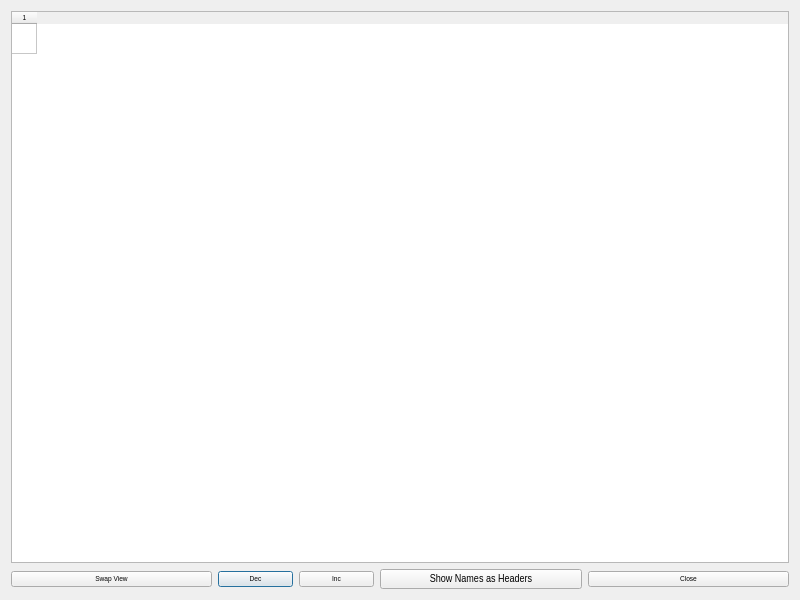
This is ScoresWindow.ui in rmick/Combobulator as Qt 5 draws it before an edit. The edited form follows.
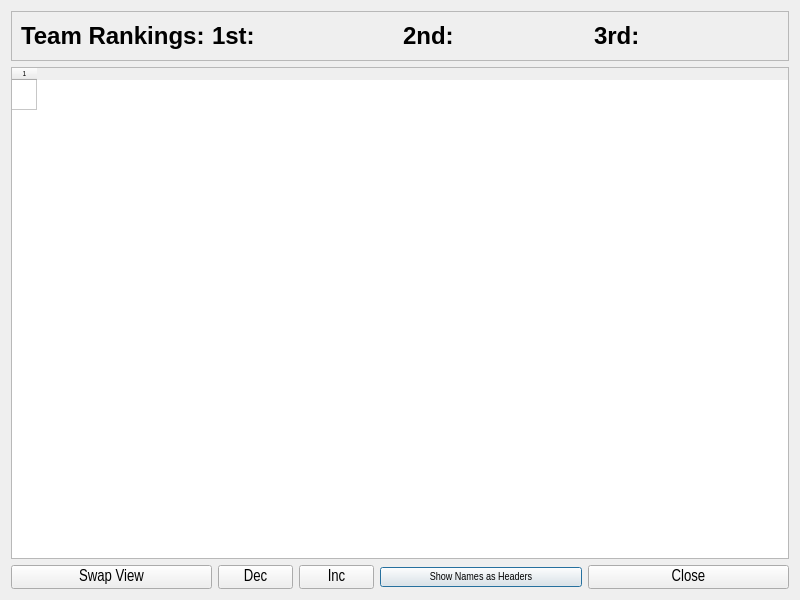
This is the edited form.

Commit message:
Team Rankings and fix scores not working after 1st game
Added Team Rankings to Scores page. Still needs some formatting tweaks but works.
Fixed issue where playerInfo,isPlayerDebriefed was not set false when starting a new game, so scoring never worked on any game after the 1st game.
Tweaking Rehost CountdownTime. Now gameInfo.countdownTime, but also minimum of 10 seconds as some taggers are slow to rehost,

Lots of C++17 modifications and Qt deprecated code fixes.

The edit to the form file:
```diff
--- a/ScoresWindow.ui
+++ b/ScoresWindow.ui
@@ -10,18 +10,69 @@
     <height>600</height>
    </rect>
   </property>
+  <property name="sizePolicy">
+   <sizepolicy hsizetype="Expanding" vsizetype="Expanding">
+    <horstretch>0</horstretch>
+    <verstretch>0</verstretch>
+   </sizepolicy>
+  </property>
   <property name="font">
    <font>
     <family>Arial Narrow</family>
-    <pointsize>6</pointsize>
+    <pointsize>12</pointsize>
    </font>
   </property>
   <property name="windowTitle">
    <string>Dialog</string>
   </property>
   <layout class="QGridLayout" name="gridLayout">
-   <item row="0" column="0" colspan="5">
+   <property name="sizeConstraint">
+    <enum>QLayout::SetDefaultConstraint</enum>
+   </property>
+   <item row="2" column="3">
+    <widget class="QPushButton" name="btn_NameNumberMode">
+     <property name="font">
+      <font>
+       <family>Arial Narrow</family>
+       <pointsize>8</pointsize>
+      </font>
+     </property>
+     <property name="text">
+      <string>Show Names as Headers</string>
+     </property>
+     <property name="checkable">
+      <bool>true</bool>
+     </property>
+    </widget>
+   </item>
+   <item row="2" column="2">
+    <widget class="QPushButton" name="btn_EnlargeFont">
+     <property name="maximumSize">
+      <size>
+       <width>75</width>
+       <height>16777215</height>
+      </size>
+     </property>
+     <property name="text">
+      <string>Inc</string>
+     </property>
+    </widget>
+   </item>
+   <item row="2" column="4">
+    <widget class="QPushButton" name="btn_Close">
+     <property name="text">
+      <string>Close</string>
+     </property>
+    </widget>
+   </item>
+   <item row="1" column="0" colspan="5">
     <widget class="QTableWidget" name="scoreTable">
+     <property name="sizePolicy">
+      <sizepolicy hsizetype="Expanding" vsizetype="Expanding">
+       <horstretch>0</horstretch>
+       <verstretch>0</verstretch>
+      </sizepolicy>
+     </property>
      <property name="font">
       <font>
        <family>Arial Narrow</family>
@@ -83,7 +134,148 @@
      <column/>
     </widget>
    </item>
-   <item row="1" column="1">
+   <item row="0" column="0" colspan="5">
+    <widget class="QFrame" name="frame">
+     <property name="sizePolicy">
+      <sizepolicy hsizetype="Expanding" vsizetype="Preferred">
+       <horstretch>0</horstretch>
+       <verstretch>0</verstretch>
+      </sizepolicy>
+     </property>
+     <property name="minimumSize">
+      <size>
+       <width>0</width>
+       <height>50</height>
+      </size>
+     </property>
+     <property name="styleSheet">
+      <string notr="true">font: 700 18pt &quot;Segoe UI&quot;;</string>
+     </property>
+     <property name="frameShape">
+      <enum>QFrame::StyledPanel</enum>
+     </property>
+     <property name="frameShadow">
+      <enum>QFrame::Raised</enum>
+     </property>
+     <layout class="QHBoxLayout" name="horizontalLayout">
+      <item>
+       <widget class="QLabel" name="lbl_RankingTitle">
+        <property name="sizePolicy">
+         <sizepolicy hsizetype="Expanding" vsizetype="Preferred">
+          <horstretch>0</horstretch>
+          <verstretch>0</verstretch>
+         </sizepolicy>
+        </property>
+        <property name="minimumSize">
+         <size>
+          <width>0</width>
+          <height>0</height>
+         </size>
+        </property>
+        <property name="font">
+         <font>
+          <family>Segoe UI</family>
+          <pointsize>18</pointsize>
+          <italic>false</italic>
+          <bold>true</bold>
+         </font>
+        </property>
+        <property name="text">
+         <string>Team Rankings:</string>
+        </property>
+        <property name="margin">
+         <number>0</number>
+        </property>
+       </widget>
+      </item>
+      <item>
+       <widget class="QLabel" name="lbl_Rank1">
+        <property name="sizePolicy">
+         <sizepolicy hsizetype="Expanding" vsizetype="Preferred">
+          <horstretch>0</horstretch>
+          <verstretch>0</verstretch>
+         </sizepolicy>
+        </property>
+        <property name="minimumSize">
+         <size>
+          <width>0</width>
+          <height>0</height>
+         </size>
+        </property>
+        <property name="font">
+         <font>
+          <family>Segoe UI</family>
+          <pointsize>18</pointsize>
+          <italic>false</italic>
+          <bold>true</bold>
+         </font>
+        </property>
+        <property name="text">
+         <string>1st: </string>
+        </property>
+        <property name="alignment">
+         <set>Qt::AlignLeading|Qt::AlignLeft|Qt::AlignVCenter</set>
+        </property>
+       </widget>
+      </item>
+      <item>
+       <widget class="QLabel" name="lbl_Rank2">
+        <property name="sizePolicy">
+         <sizepolicy hsizetype="Expanding" vsizetype="Preferred">
+          <horstretch>0</horstretch>
+          <verstretch>0</verstretch>
+         </sizepolicy>
+        </property>
+        <property name="minimumSize">
+         <size>
+          <width>0</width>
+          <height>0</height>
+         </size>
+        </property>
+        <property name="font">
+         <font>
+          <family>Segoe UI</family>
+          <pointsize>18</pointsize>
+          <italic>false</italic>
+          <bold>true</bold>
+         </font>
+        </property>
+        <property name="text">
+         <string>2nd: </string>
+        </property>
+       </widget>
+      </item>
+      <item>
+       <widget class="QLabel" name="lbl_Rank3">
+        <property name="sizePolicy">
+         <sizepolicy hsizetype="Expanding" vsizetype="Preferred">
+          <horstretch>0</horstretch>
+          <verstretch>0</verstretch>
+         </sizepolicy>
+        </property>
+        <property name="minimumSize">
+         <size>
+          <width>0</width>
+          <height>0</height>
+         </size>
+        </property>
+        <property name="font">
+         <font>
+          <family>Segoe UI</family>
+          <pointsize>18</pointsize>
+          <italic>false</italic>
+          <bold>true</bold>
+         </font>
+        </property>
+        <property name="text">
+         <string>3rd: </string>
+        </property>
+       </widget>
+      </item>
+     </layout>
+    </widget>
+   </item>
+   <item row="2" column="1">
     <widget class="QPushButton" name="btn_ReduceFont">
      <property name="maximumSize">
       <size>
@@ -96,48 +288,13 @@
      </property>
     </widget>
    </item>
-   <item row="1" column="0">
+   <item row="2" column="0">
     <widget class="QPushButton" name="btn_ViewMode">
      <property name="text">
       <string>Swap View</string>
      </property>
     </widget>
    </item>
-   <item row="1" column="4">
-    <widget class="QPushButton" name="btn_Close">
-     <property name="text">
-      <string>Close</string>
-     </property>
-    </widget>
-   </item>
-   <item row="1" column="3">
-    <widget class="QPushButton" name="btn_NameNumberMode">
-     <property name="font">
-      <font>
-       <pointsize>8</pointsize>
-      </font>
-     </property>
-     <property name="text">
-      <string>Show Names as Headers</string>
-     </property>
-     <property name="checkable">
-      <bool>true</bool>
-     </property>
-    </widget>
-   </item>
-   <item row="1" column="2">
-    <widget class="QPushButton" name="btn_EnlargeFont">
-     <property name="maximumSize">
-      <size>
-       <width>75</width>
-       <height>16777215</height>
-      </size>
-     </property>
-     <property name="text">
-      <string>Inc</string>
-     </property>
-    </widget>
-   </item>
   </layout>
  </widget>
  <resources/>
```
Left out of the diff: 3 changed lines with no effect on the pictures. The commit also changes 39 other files.
